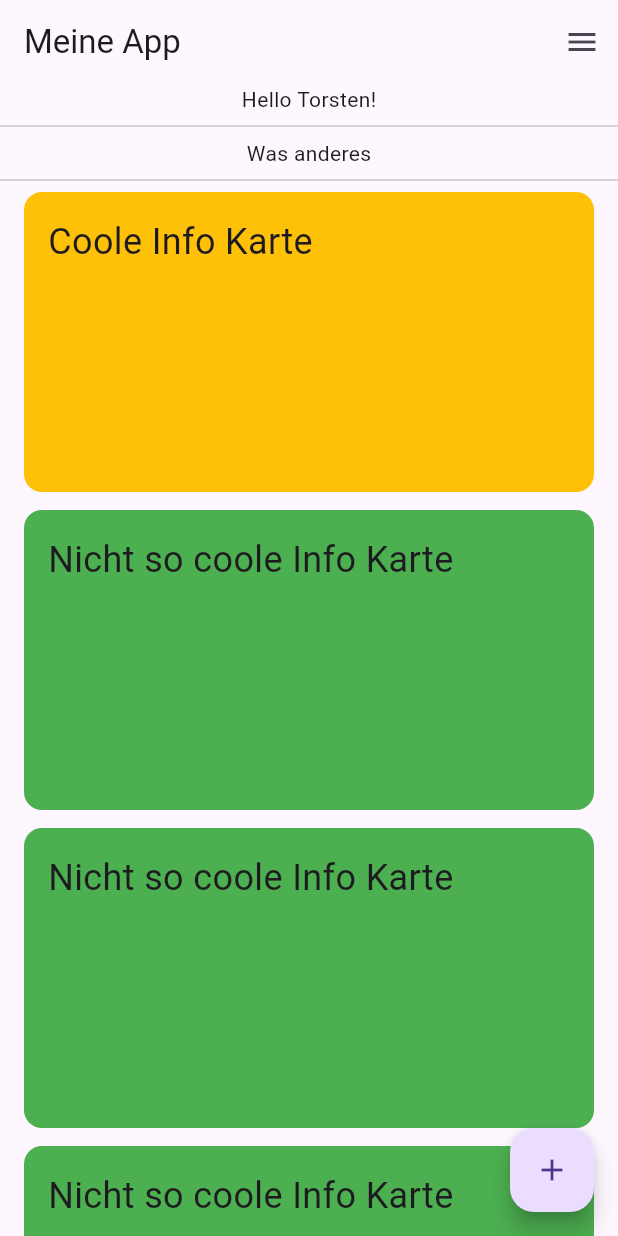
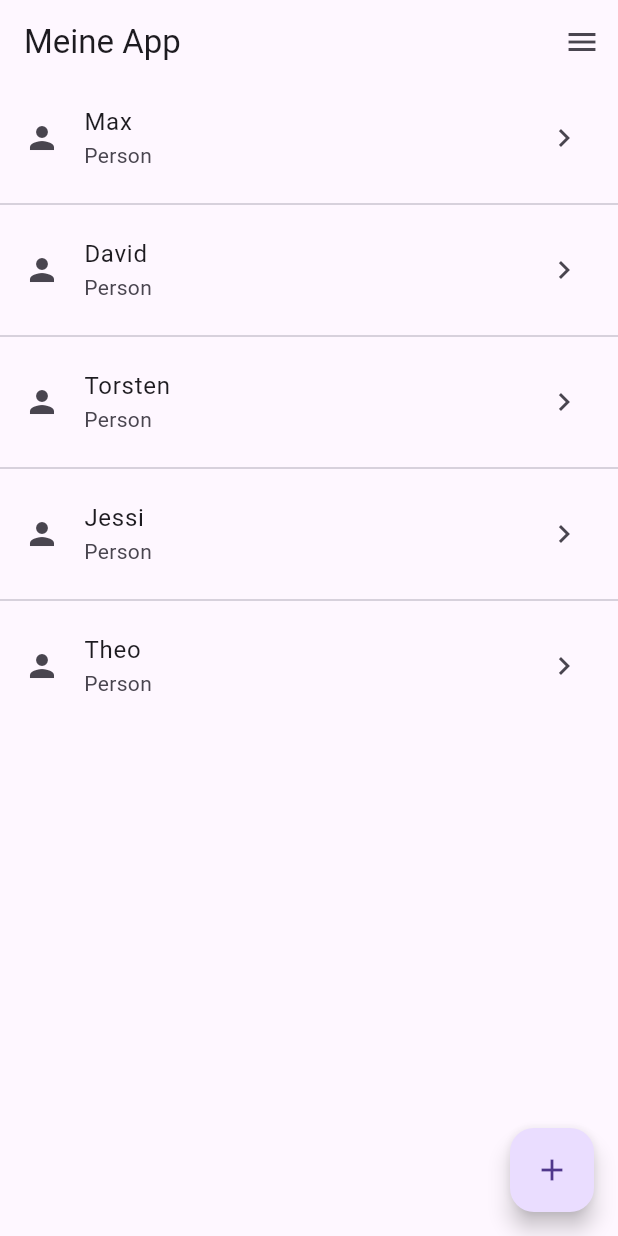
Before and after one commit to App-Akademie/b8-hello-world, a Flutter app: the screen it shows after launch, on a phone screen of 412 x 824 dp. Run offline on Flutter 3.47's test engine with Material 3 defaults, Android fonts, the phone set to English and light mode, and no system bars.

Commit message:
feat: add listview builder

```diff
--- a/lib/main.dart
+++ b/lib/main.dart
@@ -3,6 +3,8 @@
 void main() {
   runApp(const MainApp());
 }
+
+final List<String> names = ['Max', 'David', 'Torsten', 'Jessi', 'Theo'];
 
 class MainApp extends StatelessWidget {
   const MainApp({super.key});
@@ -15,42 +17,19 @@
         appBar: AppBar(
           title: Text('Meine App'),
         ),
-        body: SingleChildScrollView(
-          child: Center(
-            child: Column(
-              children: [
-                Text('Hello Torsten!'),
-                Divider(),
-                Text(
-                  'Was anderes',
-                ),
-                Divider(),
-                InfoCard(
-                  color: Colors.amber,
-                  text: 'Coole Info Karte',
-                ),
-                InfoCard(
-                  color: Colors.green,
-                  text: 'Nicht so coole Info Karte',
-                ),
-                InfoCard(
-                  color: Colors.green,
-                  text: 'Nicht so coole Info Karte',
-                ),
-                InfoCard(
-                  color: Colors.green,
-                  text: 'Nicht so coole Info Karte',
-                ),
-                InfoCard(
-                  color: Colors.green,
-                  text: 'Nicht so coole Info Karte',
-                ),
-                FilledButton(
-                  onPressed: () {},
-                  child: Text('Mein Button'),
-                )
-              ],
-            ),
+        body: SafeArea(
+          child: ListView.separated(
+            itemCount: names.length,
+            separatorBuilder: (context, index) => Divider(),
+            itemBuilder: (context, index) {
+              return ListTile(
+                onTap: () => print('${names[index]} wurde getapped'),
+                subtitle: Text('Person'),
+                title: Text(names[index]),
+                leading: Icon(Icons.person),
+                trailing: Icon(Icons.chevron_right),
+              );
+            },
           ),
         ),
         floatingActionButton: FloatingActionButton(
@@ -60,6 +39,10 @@
       ),
     );
   }
+}
+
+void onButtonPressed() {
+  print('Button wurde gedrückt');
 }
 
 class InfoCard extends StatelessWidget {
@@ -78,7 +61,29 @@
         color: color,
         borderRadius: BorderRadius.circular(12),
       ),
-      child: Text(text, style: TextStyle(fontSize: 24)),
+      child: Column(
+        crossAxisAlignment: CrossAxisAlignment.start,
+        children: [
+          Row(
+            mainAxisAlignment: MainAxisAlignment.start,
+            spacing: 6,
+            children: [
+              Icon(
+                Icons.info,
+                size: 16,
+                color: Colors.white,
+              ),
+              Text(
+                'Info',
+              ),
+            ],
+          ),
+          Text(
+            text,
+            style: TextStyle(fontSize: 24),
+          ),
+        ],
+      ),
     );
   }
 }
```
